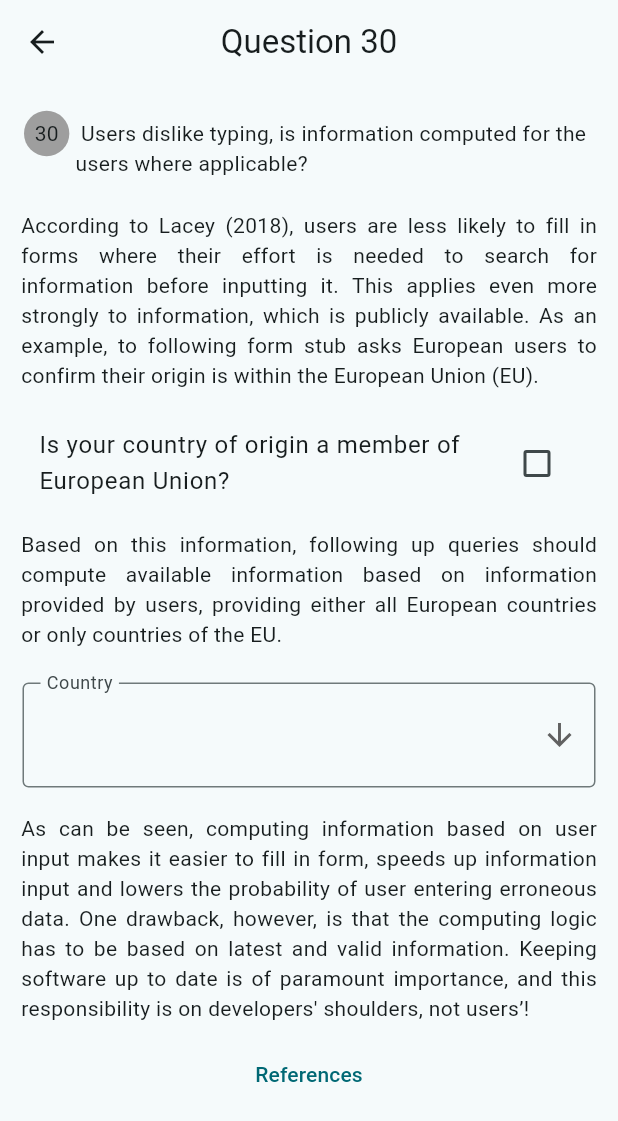
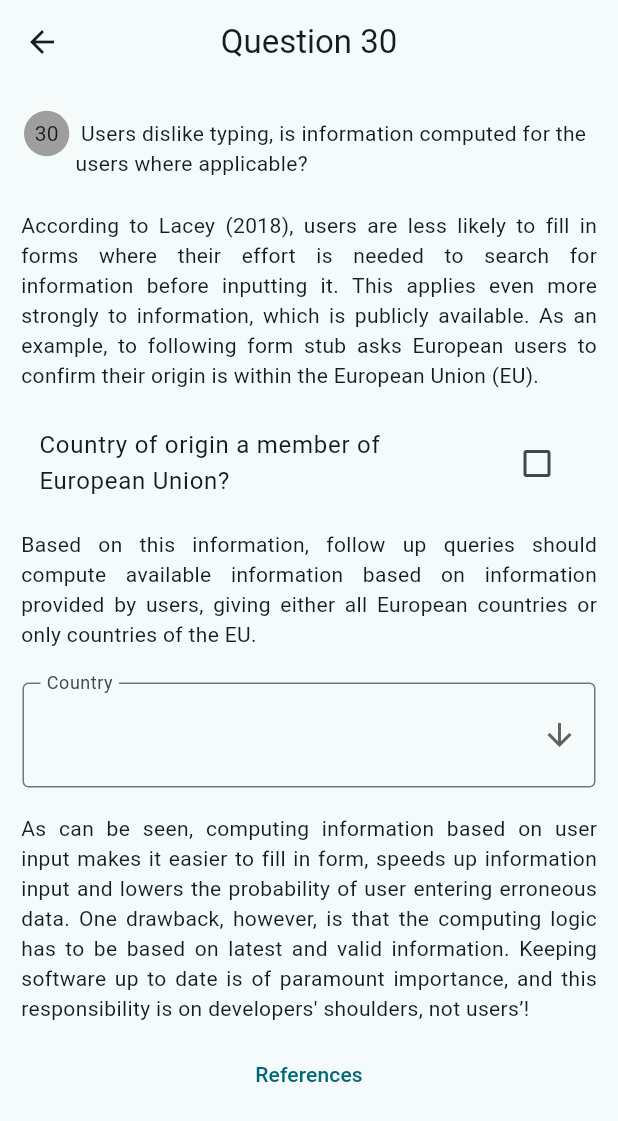
Before and after one commit to marek-jakub/usable_design, a Flutter app: the QuestionThirtyScreen screen opened by its route, on a phone screen of 412 x 824 dp. Shown: the top 1121 px of the screen. Run offline on Flutter 3.47's test engine with Material 3 defaults, Android fonts, the phone set to English and light mode, and no system bars.

Commit message:
Update text.

```diff
--- a/lib/screens/question_30/question_30_screen.dart
+++ b/lib/screens/question_30/question_30_screen.dart
@@ -75,7 +75,7 @@ class _QuestionThirtyScreenState extends State<QuestionThirtyScreen> {
               padding: const EdgeInsets.fromLTRB(10, 7, 10, 7),
               child: CheckboxListTile(
                   title: const Text(
-                      'Is your country of origin a member of European Union?'),
+                      'Country of origin a member of European Union?'),
                   value: _euMember,
                   onChanged: (bool? value) {
                     setState(() {
@@ -147,8 +147,8 @@ class _QuestionThirtyScreenState extends State<QuestionThirtyScreen> {
 
   String _getDescription() {
     String description = '''
-      Based on this information, following up queries should compute available
-      information based on information provided by users, providing either all
+      Based on this information, follow up queries should compute available
+      information based on information provided by users, giving either all
       European countries or only countries of the EU.
       ''';
 
```
